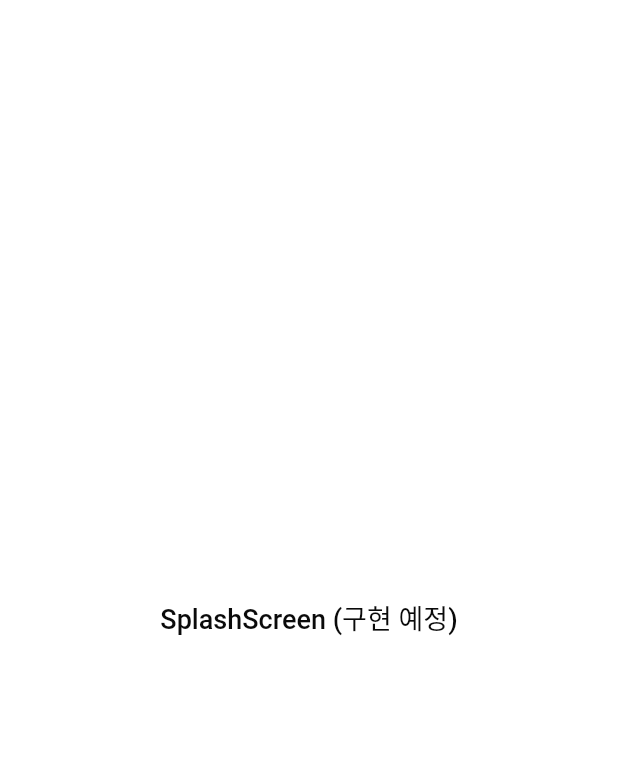
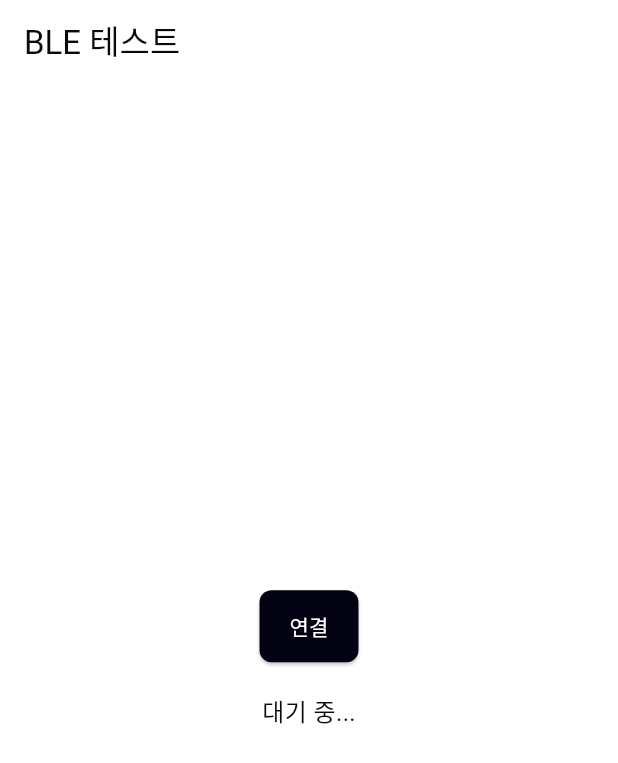
Before and after one commit to kicksafe2/kicksafe2, a Flutter app: the screen it shows after launch, on a phone screen of 412 x 824 dp. Shown: the top 763 px of the screen. Run offline on Flutter 3.47's test engine with Material 3 defaults, Android fonts, the phone set to English and light mode, and no system bars; our stand-ins replace cloud_firestore, firebase_auth, firebase_core, flutter_blue_plus, permission_handler; accounts and stored records are empty.

Commit message:
BLE 센서 수신 및 펌웨어, RF 데이터 요구사항 추가

```diff
--- /dev/null
+++ b/docs/RF_학습데이터_요구사항.csv
@@ -0,0 +1,47 @@
+KickSafe 랜덤 포레스트 학습 데이터 요구사항 정의,,,,,,,,
+MPU6050 센서(가속도·자이로) 기반 주행 위험 상태 분류 모델 / 작성자: jisu06kk,,,,,,,,
+,,,,,,,,
+[1] 개요,,,,,,,,
+항목,내용,,,,,,,
+모델 종류,Random Forest (지도학습 · 분류),,,,,,,
+예측 목표(타깃),1초 구간의 주행 상태 분류: 정상 / 급가속 / 급정거 / 급회전 / 넘어짐(충격),,,,,,,
+입력 데이터원,ESP32 + MPU6050 → BLE → 앱에서 수집한 가속도 x/y/z(g)·자이로 x/y/z(°/s),,,,,,,
+샘플 단위,1초 윈도우 (예: 50Hz면 50개 측정값 → 통계 피처로 요약),,,,,,,
+평가 지표,정확도 및 클래스별 정밀도·재현율 (특히 '넘어짐' 재현율 중요),,,,,,,
+데이터 분할,학습 70% / 검증 15% / 테스트 15% (사람 기준 분리로 누수 방지),,,,,,,
+,,,,,,,,
+[2] 라벨 정의 및 목표 수집량  (목표/완료 수는 팀이 채우기),,,,,,,,
+클래스(라벨),설명 / 판단 기준,센서 특징(대략),목표 샘플 수,수집 완료 수,비고,,,
+normal,평지·일정 속도 안정 주행,가속도 크기 ≈ 1g·변동 작음,300,,기준 클래스·넉넉히,,,
+hard_accel,갑작스러운 급가속,진행축 가속도 급증,120,,,,,
+hard_brake,급정거 / 급제동,진행축 가속도 급감(음),120,,,,,
+sharp_turn,급회전 / 급격한 방향 전환,자이로(회전축) 급증,120,,,,,
+fall_impact,넘어짐·충돌 등 충격,가속도 크기 순간 급등(>2g),150,,가장 중요·부족하면 편향,,,
+합계,,,810,,,,,
+,,,,,,,,
+[3] 입력 피처(특징) 정의  (각 1초 윈도우에서 계산),,,,,,,,
+피처명,계산 방법,의미 / 왜 필요한가,사용여부,,,,,
+acc_mag_mean,√(ax²+ay²+az²)의 평균,전체 가속 강도 평균,O,,,,,
+acc_mag_max,가속도 크기의 최댓값,충격·급가속 순간 포착(넘어짐 핵심),O,,,,,
+acc_mag_std,가속도 크기의 표준편차,움직임 흔들림/불안정성,O,,,,,
+ax_mean/ay_mean/az_mean,각 축 가속도 평균,자세·기울기 방향,O,,,,,
+ax_std/ay_std/az_std,각 축 가속도 표준편차,축별 진동 정도,O,,,,,
+gyro_mag_max,√(gx²+gy²+gz²)의 최댓값,급회전 강도,O,,,,,
+gx_std/gy_std/gz_std,각 축 자이로 표준편차,회전 흔들림,O,,,,,
+jerk_max,연속 가속도 변화율의 최댓값,급격한 변화 감지,선택,,,,,
+,,,,,,,,
+[4] 데이터 수집 요구사항 / 품질 기준  (기준값은 팀이 합의해 채우기),,,,,,,,
+구분,요구사항,기준값 / 결정사항,,,,,,
+샘플링 주파수,초당 측정 횟수,50 Hz 권장 (펌웨어 delay 조정),,,,,,
+윈도우 길이,한 샘플로 묶는 시간,1초 (0.5초 겹침 슬라이딩 선택),,,,,,
+클래스 균형,클래스별 샘플 편차 관리,최다:최소 5:1 이내 목표,,,,,,
+수집 인원,다양성 확보 인원,최소 3명 이상(체중·습관 다양),,,,,,
+주행 환경,노면·경사·속도 조건,평지/경사/포장/비포장 섞기,,,,,,
+센서 장착,MPU6050 부착 위치,핸들 하단 등 위치 통일·고정,,,,,,
+결측·노이즈,BLE 끊김·튀는 값 처리,결측 구간 제외·명백한 이상치 필터,,,,,,
+라벨링 방법,정답 붙이는 방법,수집 중 상황 기록 + 영상 대조 검수,,,,,,
+최소 총량,시작에 필요한 전체 샘플,약 800~1000 샘플 이상 권장,,,,,,
+,,,,,,,,
+[5] 원본 데이터 수집 기록 템플릿  (회차마다 한 줄·첫 줄은 예시),,,,,,,,
+기록ID,날짜,수집자,킥보드/기기,노면 환경,라벨(클래스),구간 수(샘플),파일명/경로,비고
+R001,2026-09-16,지수,스쿠터A,평지 포장,fall_impact,12,data/R001.csv,예시 - 저속 넘어짐 재현
--- /dev/null
+++ b/lib/ble_test_screen.dart
@@ -0,0 +1,44 @@
+import 'package:flutter/material.dart';
+import 'ble_service.dart';
+
+class BleTestScreen extends StatefulWidget {
+  const BleTestScreen({super.key});
+  @override
+  State<BleTestScreen> createState() => _BleTestScreenState();
+}
+
+class _BleTestScreenState extends State<BleTestScreen> {
+  final ble = BleService();
+
+  @override
+  void dispose() {
+    ble.disconnect();
+    super.dispose();
+  }
+
+  @override
+  Widget build(BuildContext context) {
+    return Scaffold(
+      appBar: AppBar(title: const Text("BLE 테스트")),
+      body: Center(
+        child: Column(
+          mainAxisAlignment: MainAxisAlignment.center,
+          children: [
+            ElevatedButton(
+              onPressed: () => ble.connect(),
+              child: const Text("연결"),
+            ),
+            const SizedBox(height: 20),
+            StreamBuilder<String>(
+              stream: ble.dataStream,
+              builder: (context, snap) {
+                if (!snap.hasData) return const Text("대기 중...");
+                return Text(snap.data!);
+              },
+            ),
+          ],
+        ),
+      ),
+    );
+  }
+}
--- a/lib/main.dart
+++ b/lib/main.dart
@@ -1,8 +1,10 @@
 import 'package:flutter/material.dart';
+import 'package:flutter/foundation.dart';
 import 'package:firebase_core/firebase_core.dart';
 import 'firebase_options.dart';
 import 'theme/app_theme.dart';
 import 'routes/app_routes.dart';
+import 'ble_test_screen.dart';   // ← 추가
 
 void main() async {
   WidgetsFlutterBinding.ensureInitialized();
@@ -12,7 +14,7 @@ void main() async {
       options: DefaultFirebaseOptions.currentPlatform,
     );
   } catch (e) {
-    print('Firebase 초기화 실패: $e');
+    if (kDebugMode) print('Firebase 초기화 실패: $e');
   }
 
   runApp(const MyApp());
@@ -27,8 +29,9 @@ class MyApp extends StatelessWidget {
       title: 'KickSafe',
       debugShowCheckedModeBanner: false,
       theme: AppTheme.light,
-      initialRoute: AppRoutes.splash,
+      home: const BleTestScreen(),   // ← BLE 테스트 중에는 이거
       routes: AppRoutes.routes,
+      // initialRoute: AppRoutes.splash,   ← 테스트 끝나면 이 줄 살리고 home 지우기
     );
   }
 }
--- /dev/null
+++ b/lib/screens/ble_test_screen.dart
@@ -0,0 +1,45 @@
+import 'package:flutter/material.dart';
+import '../ble_service.dart';   // screens 폴더 안이면 ../ 필요, lib 바로 아래면 'ble_service.dart'
+
+class BleTestScreen extends StatefulWidget {
+  const BleTestScreen({super.key});
+  @override
+  State<BleTestScreen> createState() => _BleTestScreenState();
+}
+
+class _BleTestScreenState extends State<BleTestScreen> {
+  final ble = BleService();
+
+  @override
+  void dispose() {
+    ble.disconnect();
+    super.dispose();
+  }
+
+  @override
+  Widget build(BuildContext context) {
+    return Scaffold(
+      appBar: AppBar(title: const Text("BLE 테스트")),
+      body: Center(
+        child: Column(
+          mainAxisAlignment: MainAxisAlignment.center,
+          children: [
+            ElevatedButton(
+              onPressed: () => ble.connect(),
+              child: const Text("연결"),
+            ),
+            const SizedBox(height: 20),
+            StreamBuilder<String>(
+              stream: ble.dataStream,
+              builder: (context, snap) {
+                if (!snap.hasData) return const Text("대기 중...");
+                final v = snap.data!.split(",").map(double.parse).toList();
+                return Text("ax: ${v[0]}, ay: ${v[1]}, az: ${v[2]}");
+              },
+            ),
+          ],
+        ),
+      ),
+    );
+  }
+}
--- a/lib/screens/home_screen.dart
+++ b/lib/screens/home_screen.dart
@@ -1,5 +1,6 @@
 import 'package:flutter/material.dart';
 import '../theme/app_colors.dart';
+import 'ble_service.dart';
 
 /// TODO: components/HomeScreen.tsx 내용 보고 실제 UI로 채우기 (Figma 참고)
 class HomeScreen extends StatelessWidget {
--- a/pubspec.yaml
+++ b/pubspec.yaml
@@ -36,10 +36,12 @@ dependencies:
   cupertino_icons: ^1.0.8
   # BLE 통신                  # 여기서부터 추가
   flutter_blue_plus: ^1.31.0
+  permission_handler: ^11.0.0
 
   # Firebase
   firebase_core: ^2.27.0
   cloud_firestore: ^4.15.0
+  firebase_auth: ^4.17.0
   firebase_messaging: ^14.7.0
 
   # 카메라 / ML Kit
```
Also changed, not shown: lib/ble_service.dart (added, +58 -0 lines), lib/services/firestore_service.dart (+116 -27 lines), pubspec.lock, 3 other files.
